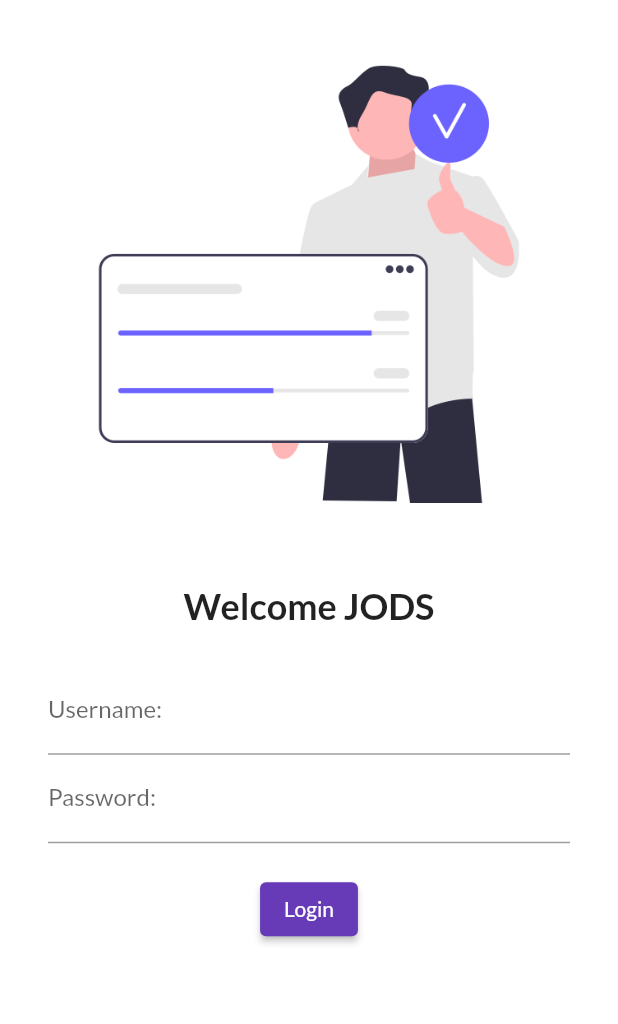
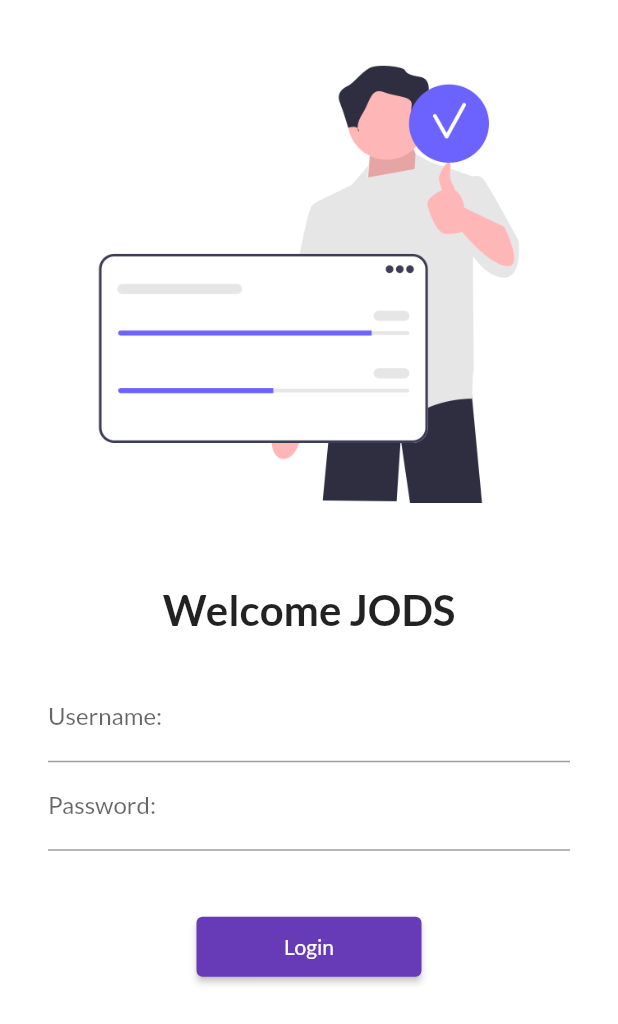
Before and after one commit to ITDhruv/FlutterMonth, a Flutter app: the screen it shows after launch, on a phone screen of 412 x 824 dp. Shown: the top 1024 px of the screen. Run offline on Flutter 3.47's test engine with Material 2 defaults, Android fonts, the phone set to English and light mode, and no system bars; our stand-ins replace google_fonts.

Commit message:
day6 completedW

```diff
--- a/lib/main.dart
+++ b/lib/main.dart
@@ -1,13 +1,16 @@
 import 'package:flutter/material.dart';
 import 'package:flutter_catalog/pages/home_page.dart';
 import 'package:flutter_catalog/pages/login_page.dart';
+import 'package:flutter_catalog/utils/routes.dart';
 import 'package:google_fonts/google_fonts.dart';
 
 void main() {
-  runApp(MyApp());
+  runApp(const MyApp());
 }
 
 class MyApp extends StatelessWidget {
+  const MyApp({super.key});
+
   @override
   Widget build(BuildContext context) {
     return MaterialApp(
@@ -18,9 +21,9 @@ class MyApp extends StatelessWidget {
       darkTheme: ThemeData(brightness: Brightness.dark),
       // initialRoute: "/home",
       routes: {
-        "/": (context) => LoginPage(),
-        "/home": (context) => HomePage(),
-        "/login": (context) => LoginPage()
+        "/": (context) => const LoginPage(),
+        MyRoutes.homeRoute: (context) => const HomePage(),
+        MyRoutes.loginRoute: (context) => const LoginPage()
       },
     );
   }
--- a/lib/pages/home_page.dart
+++ b/lib/pages/home_page.dart
@@ -3,18 +3,20 @@ import 'package:flutter/material.dart';
 class HomePage extends StatelessWidget {
   final int days = 30;
   final String name = "Dhruwuu";
+
+  const HomePage({super.key});
   @override
   Widget build(BuildContext context) {
     return Scaffold(
       appBar: AppBar(
-        title: Text("Catalog vai"),
+        title: const Text("Catalog vai"),
       ),
       body: Center(
         child: Container(
           child: Text("Flutter OP Guys only $days by $name"),
         ),
       ),
-      drawer: Drawer(),
+      drawer: const Drawer(),
     );
   }
 }
--- a/lib/pages/login_page.dart
+++ b/lib/pages/login_page.dart
@@ -1,8 +1,11 @@
 // ignore_for_file: prefer_const_constructors
 
 import 'package:flutter/material.dart';
+import 'package:flutter_catalog/utils/routes.dart';
 
 class LoginPage extends StatelessWidget {
+  const LoginPage({super.key});
+
   @override
   Widget build(BuildContext context) {
     return Material(
@@ -16,7 +19,7 @@ class LoginPage extends StatelessWidget {
               Text(
                 "Welcome JODS",
                 style: TextStyle(
-                  fontSize: 24,
+                  fontSize: 28,
                   fontWeight: FontWeight.bold,
                 ),
               ),
@@ -39,13 +42,13 @@ class LoginPage extends StatelessWidget {
                         labelText: "Password: ",
                       ),
                     ),
-                    SizedBox(height: 20.0),
+                    SizedBox(height: 40.0),
                     ElevatedButton(
-                        child: Text("Login"),
-                        style: TextButton.styleFrom(),
+                        style: TextButton.styleFrom(minimumSize: Size(150, 40)),
                         onPressed: () {
-                          print("Login Successfull!");
-                        })
+                          Navigator.pushNamed(context, MyRoutes.homeRoute);
+                        },
+                        child: Text("Login"))
                   ],
                 ),
               )
--- /dev/null
+++ b/lib/utils/routes.dart
@@ -0,0 +1,4 @@
+class MyRoutes {
+  static String loginRoute = "/login";
+  static String homeRoute = "/home";
+}
```
Also changed, not shown: 1 other file.
